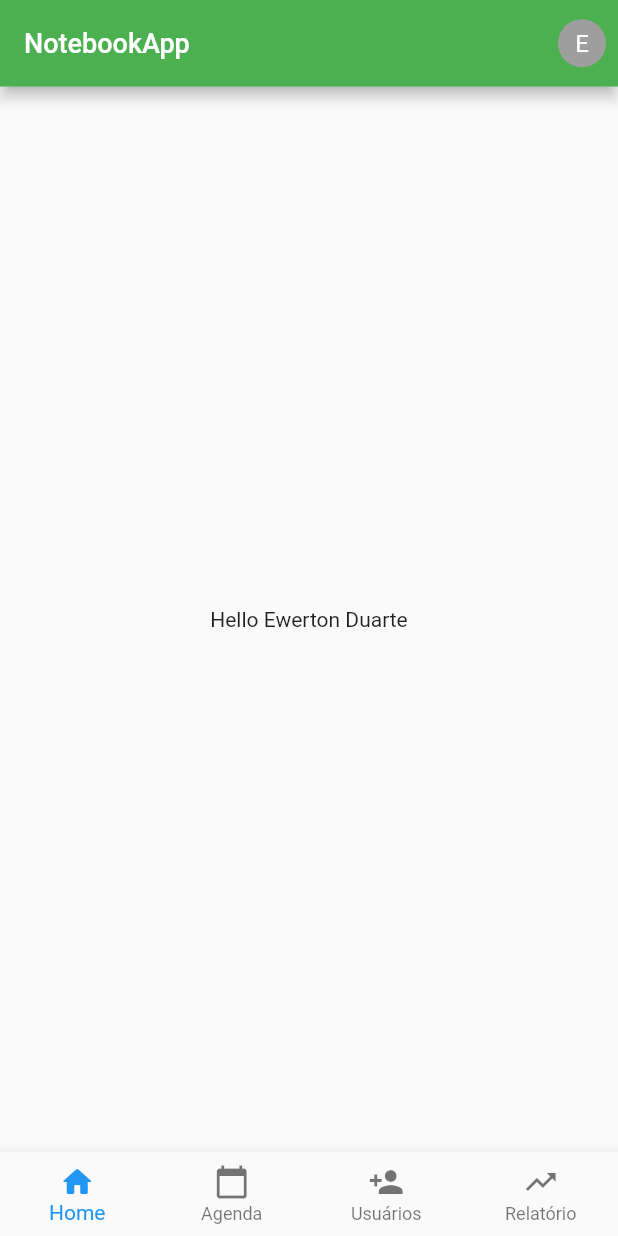
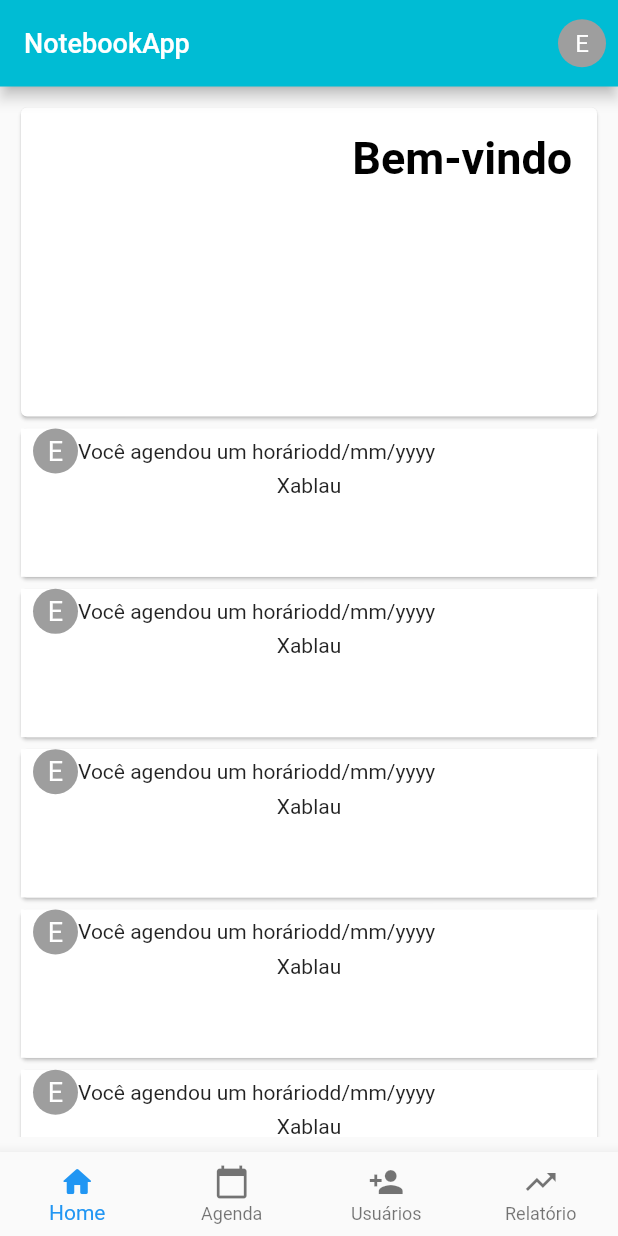
Before and after one commit to e-duarte/NotebookApp, a Flutter app: the screen it shows after launch, after a tap on "ENTER", on a phone screen of 412 x 824 dp. Run offline on Flutter 3.47's test engine with Material 2 defaults, Android fonts, the phone set to English and light mode, and no system bars.

Commit message:
some styles for feed and manager pages~

```diff
--- a/lib/app/app.dart
+++ b/lib/app/app.dart
@@ -22,7 +22,7 @@ class App extends StatelessWidget {
         debugShowCheckedModeBanner: false,
         title: 'NotebookApp',
         theme: ThemeData(
-          primaryColor: Colors.green,
+          primaryColor: Colors.cyan,
         ),
         initialRoute: '/',
         routes: {
--- a/lib/app/pages/feed.dart
+++ b/lib/app/pages/feed.dart
@@ -1,5 +1,6 @@
 import 'package:flutter/material.dart';
 import 'package:notebook_app/app/models/manager.dart';
+import 'package:notebook_app/app/widgets/card.dart';
 import 'package:provider/provider.dart';
 
 class Feed extends StatelessWidget {
@@ -11,8 +12,45 @@ class Feed extends StatelessWidget {
   Widget build(BuildContext context) {
     return Consumer<Manager>(
       builder: (context, manager, child) {
-        return Center(
-          child: Text('Hello ${manager.name}'),
+        return Container(
+          padding: EdgeInsets.all(10),
+          child: ListView.builder(
+            itemCount: 20,
+            itemBuilder: (context, index) {
+              if (index == 0) {
+                return Card(
+                  child: Container(
+                    padding: EdgeInsets.all(
+                        MediaQuery.of(context).size.height * 0.02),
+                    height: MediaQuery.of(context).size.height * 0.25,
+                    child: Column(
+                      crossAxisAlignment: CrossAxisAlignment.end,
+                      children: [
+                        Text(
+                          'Bem-vindo',
+                          style: TextStyle(
+                              color: Colors.black,
+                              fontSize: 30,
+                              fontWeight: FontWeight.bold),
+                        ),
+                        Text(
+                          manager.username,
+                          style: TextStyle(color: Colors.black, fontSize: 20),
+                        ),
+                      ],
+                    ),
+                  ),
+                );
+              }
+              // Here is acess the REST API
+              return CardItem(
+                username: manager.username,
+                name: manager.name,
+                usernameSesion: manager.username,
+                user: 'Xablau',
+              );
+            },
+          ),
         );
       },
     );
--- a/lib/app/pages/login.dart
+++ b/lib/app/pages/login.dart
@@ -29,7 +29,8 @@ class _LoginState extends State<Login> {
                 children: [
                   Icon(
                     Icons.calendar_today_rounded,
-                    color: Colors.green,
+                    color: Colors.cyan,
+                    size: 50,
                   ),
                   TextFormField(
                     decoration: InputDecoration(
@@ -44,7 +45,9 @@ class _LoginState extends State<Login> {
                     obscureText: true,
                     onSaved: (password) => _password = password,
                   ),
-                  ElevatedButton(
+                  SizedBox(
+                    width: double.infinity,
+                    child: ElevatedButton(
                       child: Text('ENTER'),
                       onPressed: () {
                         _keyForm.currentState.save();
@@ -62,7 +65,8 @@ class _LoginState extends State<Login> {
                         Navigator.pushReplacementNamed(context, '/home');
                       },
                       style: ElevatedButton.styleFrom(
-                      primary: Colors.green,
+                        primary: Colors.cyan,
+                      ),
                     ),
                   ),
                 ],
--- a/lib/app/pages/manager_page.dart
+++ b/lib/app/pages/manager_page.dart
@@ -32,7 +32,7 @@ class _ManagerPageState extends State<ManagerPage> {
                 child: Container(
                   padding:
                       EdgeInsets.all(MediaQuery.of(context).size.height * 0.02),
-                  height: 150,
+                  height: MediaQuery.of(context).size.height * 0.25,
                   child: Center(
                     child: Column(
                       children: [
@@ -64,6 +64,7 @@ class _ManagerPageState extends State<ManagerPage> {
                 ),
               );
             }
+            // Here is acess the REST API
             return CardItem(
               username: arguments['username'],
               name: arguments['name'],
--- a/lib/app/widgets/card.dart
+++ b/lib/app/widgets/card.dart
@@ -20,7 +20,8 @@ class _CardItemState extends State<CardItem> {
   Widget build(BuildContext context) {
     return Card(
       child: Container(
-        height: 50,
+        padding: EdgeInsets.only(left: 8, right: 8),
+        height: MediaQuery.of(context).size.height * 0.12,
         color: Colors.white,
         child: Column(
           children: [
```
Lines whose indentation alone changed are shown as unchanged.
